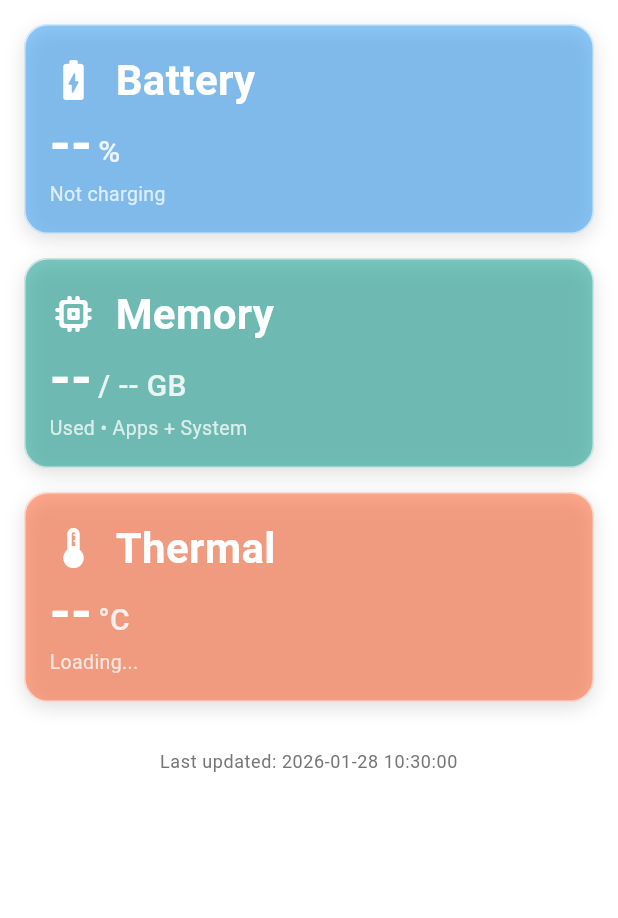
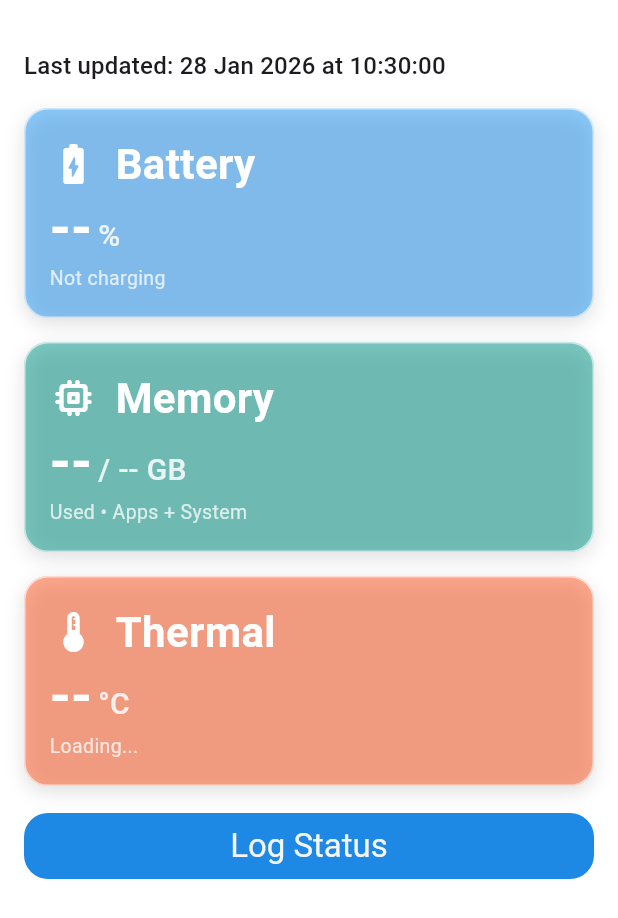
Before and after one commit to PrantoMondal/c2ada779d006, a Flutter app: the screen it shows after launch, on a phone screen of 412 x 824 dp. Shown: the top 918 px of the screen. Run offline on Flutter 3.47's test engine with Material 3 defaults, Android fonts, the phone set to English and light mode, and no system bars; our stand-ins replace bloc, dio, equatable, flutter_bloc, get_it, logger and 1 more.

Commit message:
home screen modified

```diff
--- a/lib/src/core/constants/app_strings.dart
+++ b/lib/src/core/constants/app_strings.dart
@@ -1,3 +1,8 @@
 class AppStrings {
   static const String deviceInfoChannelName = 'com.example.device_vitals/device-info';
+
+  //endpoints
+  static const String urlGetHistory = '/vitals';
+  static const String urlLogVitals = '/vitals';
+  static const String urlGetAnalytics = '/vitals/analytics';
 }
--- a/lib/src/features/home/presentation/view/home_screen.dart
+++ b/lib/src/features/home/presentation/view/home_screen.dart
@@ -4,6 +4,7 @@ import 'package:device_vitals/src/features/home/presentation/bloc/home_bloc.dart
 import 'package:device_vitals/src/features/home/presentation/widgets/sensor_info_card.dart';
 import 'package:flutter/material.dart';
 import 'package:flutter_bloc/flutter_bloc.dart';
+import 'package:intl/intl.dart';
 
 class HomeScreen extends BaseView<HomeBloc, HomeState> {
   HomeScreen({super.key});
@@ -63,6 +64,16 @@ class HomeScreen extends BaseView<HomeBloc, HomeState> {
           child: ListView(
             padding: const EdgeInsets.all(16),
             children: [
+              Padding(
+                padding: const EdgeInsets.symmetric(vertical: 16),
+                child: Text(
+                  state.lastUpdated != null && state.isSuccess
+                      ? 'Last updated: ${DateFormat("dd MMM yyyy 'at' HH:mm:ss").format(state.lastUpdated!.toLocal())}'
+                      : '',
+                  textAlign: TextAlign.start,
+                  style: Theme.of(context).textTheme.titleMedium,
+                ),
+              ),
               _buildVitalCard(
                 context,
                 title: "Battery",
@@ -104,24 +115,21 @@ class HomeScreen extends BaseView<HomeBloc, HomeState> {
                 icon: Icons.thermostat_rounded,
                 backgroundColor: _getThermalColor(vitals?['temperatureC']),
               ),
-
-              if (state.lastUpdated != null && state.isSuccess)
-                Padding(
-                  padding: const EdgeInsets.symmetric(vertical: 16),
-                  child: Text(
-                    'Last updated: ${state.lastUpdated!.toLocal().toString().substring(0, 19)}',
-                    textAlign: TextAlign.center,
-                    style: Theme.of(
-                      context,
-                    ).textTheme.bodySmall?.copyWith(color: Colors.grey[600]),
-                  ),
+              ElevatedButton(
+                style: ElevatedButton.styleFrom(
+                  backgroundColor: AppColors.primary,
+                  shape: RoundedRectangleBorder(borderRadius: BorderRadius.circular(16)),
+                  padding: const EdgeInsets.symmetric(vertical: 8),
+                  elevation: 0,
                 ),
-
-              if (state.isLoading && !state.hasData)
-                const Padding(
-                  padding: EdgeInsets.all(32),
-                  child: Center(child: CircularProgressIndicator()),
+                onPressed: () {},
+                child: Text(
+                  "Log Status",
+                  style: Theme.of(
+                    context,
+                  ).textTheme.titleLarge?.copyWith(color: AppColors.backgroundColor),
                 ),
+              ),
             ],
           ),
         );
--- a/pubspec.yaml
+++ b/pubspec.yaml
@@ -14,6 +14,7 @@ environment:
 dependencies:
   flutter:
     sdk: flutter
+  intl: ^0.20.2
   cupertino_icons: ^1.0.8
   flutter_bloc: ^9.1.1
   equatable: ^2.0.8
```
Also changed, not shown: pubspec.lock.
